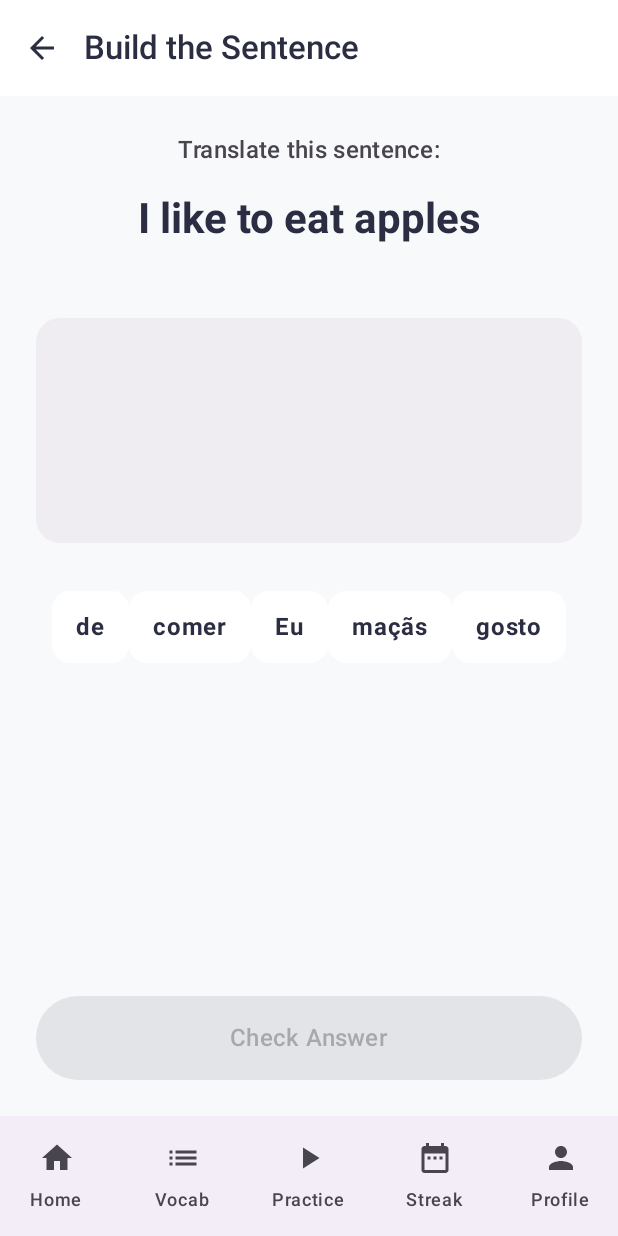
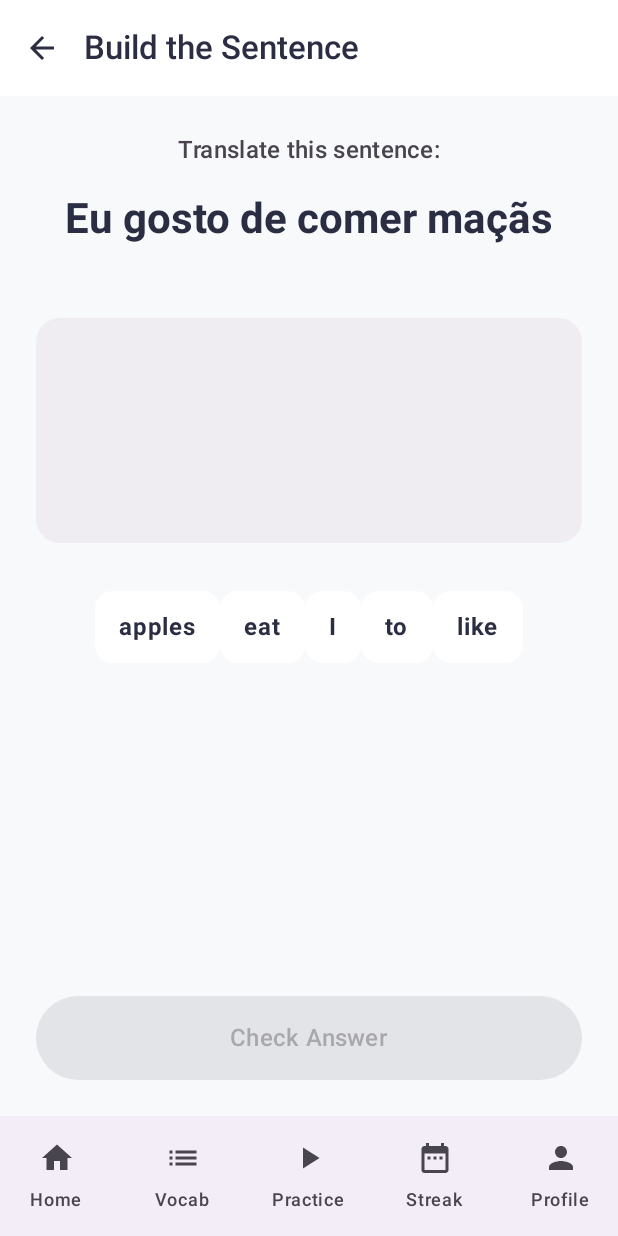
Before and after one commit to tktjoo/LingoLearn, an Android app built with Jetpack Compose: the SentenceBuildScreen screen opened through its navigation route, on a phone screen of 412 x 824 dp. Run offline under Robolectric (Android 15) with nearby library versions, the phone set to English and light mode, and no system bars; our stand-ins replace Dagger/Hilt's generated code, Room's generated code.

```diff
--- /dev/null
+++ b/app/src/main/java/com/linguaflow/app/domain/model/SentenceExercisesData.kt
@@ -0,0 +1,87 @@
+package com.linguaflow.app.domain.model
+
+data class SentenceExercise(
+    val targetSentence: String,
+    val translation: String,
+    val words: List<String>,
+    val languageCode: String
+)
+
+val globalSentenceExercises = listOf(
+    // EN - Inglês
+    SentenceExercise("I like to eat apples", "Eu gosto de comer maçãs", listOf("I", "like", "to", "eat", "apples"), "en"),
+    SentenceExercise("Where is the bathroom?", "Onde fica a casa de banho?", listOf("Where", "is", "the", "bathroom?"), "en"),
+    SentenceExercise("My name is John", "O meu nome é João", listOf("My", "name", "is", "John"), "en"),
+    SentenceExercise("How much does this cost?", "Quanto custa isto?", listOf("How", "much", "does", "this", "cost?"), "en"),
+    SentenceExercise("I would like a coffee", "Eu gostaria de um café", listOf("I", "would", "like", "a", "coffee"), "en"),
+
+    // ES - Espanhol
+    SentenceExercise("Me gusta comer manzanas", "Eu gosto de comer maçãs", listOf("Me", "gusta", "comer", "manzanas"), "es"),
+    SentenceExercise("¿Dónde está el baño?", "Onde fica a casa de banho?", listOf("¿Dónde", "está", "el", "baño?"), "es"),
+    SentenceExercise("Me llamo Juan", "O meu nome é João", listOf("Me", "llamo", "Juan"), "es"),
+    SentenceExercise("¿Cuánto cuesta esto?", "Quanto custa isto?", listOf("¿Cuánto", "cuesta", "esto?"), "es"),
+    SentenceExercise("Quisiera un café", "Eu gostaria de um café", listOf("Quisiera", "un", "café"), "es"),
+
+    // FR - Francês
+    SentenceExercise("J'aime manger des pommes", "Eu gosto de comer maçãs", listOf("J'aime", "manger", "des", "pommes"), "fr"),
+    SentenceExercise("Où sont les toilettes?", "Onde fica a casa de banho?", listOf("Où", "sont", "les", "toilettes?"), "fr"),
+    SentenceExercise("Je m'appelle Jean", "O meu nome é João", listOf("Je", "m'appelle", "Jean"), "fr"),
+    SentenceExercise("Combien ça coûte?", "Quanto custa isto?", listOf("Combien", "ça", "coûte?"), "fr"),
+    SentenceExercise("Je voudrais un café", "Eu gostaria de um café", listOf("Je", "voudrais", "un", "café"), "fr"),
+
+    // DE - Alemão
+    SentenceExercise("Ich esse gerne Äpfel", "Eu gosto de comer maçãs", listOf("Ich", "esse", "gerne", "Äpfel"), "de"),
+    SentenceExercise("Wo ist die Toilette?", "Onde fica a casa de banho?", listOf("Wo", "ist", "die", "Toilette?"), "de"),
+    SentenceExercise("Mein Name ist Johannes", "O meu nome é João", listOf("Mein", "Name", "ist", "Johannes"), "de"),
+    SentenceExercise("Wie viel kostet das?", "Quanto custa isto?", listOf("Wie", "viel", "kostet", "das?"), "de"),
+    SentenceExercise("Ich hätte gerne einen Kaffee", "Eu gostaria de um café", listOf("Ich", "hätte", "gerne", "einen", "Kaffee"), "de"),
+
+    // IT - Italiano
+    SentenceExercise("Mi piace mangiare le mele", "Eu gosto de comer maçãs", listOf("Mi", "piace", "mangiare", "le", "mele"), "it"),
+    SentenceExercise("Dov'è il bagno?", "Onde fica a casa de banho?", listOf("Dov'è", "il", "bagno?"), "it"),
+    SentenceExercise("Mi chiamo Giovanni", "O meu nome é João", listOf("Mi", "chiamo", "Giovanni"), "it"),
+    SentenceExercise("Quanto costa questo?", "Quanto custa isto?", listOf("Quanto", "costa", "questo?"), "it"),
+    SentenceExercise("Vorrei un caffè", "Eu gostaria de um café", listOf("Vorrei", "un", "caffè"), "it"),
+
+    // NL - Holandês
+    SentenceExercise("Ik eet graag appels", "Eu gosto de comer maçãs", listOf("Ik", "eet", "graag", "appels"), "nl"),
+    SentenceExercise("Waar is het toilet?", "Onde fica a casa de banho?", listOf("Waar", "is", "het", "toilet?"), "nl"),
+    SentenceExercise("Mijn naam is Jan", "O meu nome é João", listOf("Mijn", "naam", "is", "Jan"), "nl"),
+    SentenceExercise("Hoeveel kost dit?", "Quanto custa isto?", listOf("Hoeveel", "kost", "dit?"), "nl"),
+    SentenceExercise("Ik wil graag een koffie", "Eu gostaria de um café", listOf("Ik", "wil", "graag", "een", "koffie"), "nl"),
+
+    // KO - Coreano
+    SentenceExercise("저는 사과를 먹는 것을 좋아합니다", "Eu gosto de comer maçãs", listOf("저는", "사과를", "먹는", "것을", "좋아합니다"), "ko"),
+    SentenceExercise("화장실이 어디 있나요?", "Onde fica a casa de banho?", listOf("화장실이", "어디", "있나요?"), "ko"),
+    SentenceExercise("제 이름은 존입니다", "O meu nome é João", listOf("제", "이름은", "존입니다"), "ko"),
+
+    // JA - Japonês
+    SentenceExercise("りんごを食べるのが好きです", "Eu gosto de comer maçãs", listOf("りんごを", "食べるのが", "好きです"), "ja"),
+    SentenceExercise("トイレはどこですか？", "Onde fica a casa de banho?", listOf("トイレは", "どこですか？"), "ja"),
+    SentenceExercise("私の名前はジョンです", "O meu nome é João", listOf("私の名前は", "ジョンです"), "ja"),
+
+    // ZH - Chinês (Mandarim)
+    SentenceExercise("我喜欢吃苹果", "Eu gosto de comer maçãs", listOf("我", "喜欢", "吃", "苹果"), "zh"),
+    SentenceExercise("洗手间在哪里？", "Onde fica a casa de banho?", listOf("洗手间", "在", "哪里？"), "zh"),
+    SentenceExercise("我叫约翰", "O meu nome é João", listOf("我", "叫", "约翰"), "zh"),
+
+    // VI - Vietnamita
+    SentenceExercise("Tôi thích ăn táo", "Eu gosto de comer maçãs", listOf("Tôi", "thích", "ăn", "táo"), "vi"),
+    SentenceExercise("Phòng tắm ở đâu?", "Onde fica a casa de banho?", listOf("Phòng", "tắm", "ở", "đâu?"), "vi"),
+    SentenceExercise("Tên tôi là John", "O meu nome é João", listOf("Tên", "tôi", "là", "John"), "vi"),
+
+    // HI - Hindi
+    SentenceExercise("मुझे सेब खाना पसंद ہے", "Eu gosto de comer maçãs", listOf("मुझे", "सेब", "खाना", "पसंद", "है"), "hi"),
+    SentenceExercise("बाथरूम कहाँ है?", "Onde fica a casa de banho?", listOf("बाथरूम", "कहाँ", "है?"), "hi"),
+    SentenceExercise("मेरा नाम जॉन है", "O meu nome é João", listOf("मेरा", "नाम", "जॉन", "है"), "hi"),
+
+    // AR - Árabe
+    SentenceExercise("أحب أكل التفاح", "Eu gosto de comer maçãs", listOf("أحب", "أكل", "التفاح"), "ar"),
+    SentenceExercise("أين الحمام؟", "Onde fica a casa de banho?", listOf("أين", "الحمام؟"), "ar"),
+    SentenceExercise("اسمي جون", "O meu nome é João", listOf("اسمي", "جون"), "ar"),
+
+    // TH - Tailandês
+    SentenceExercise("ฉันชอบกินแอปเปิ้ล", "Eu gosto de comer maçãs", listOf("ฉัน", "ชอบ", "กิน", "แอปเปิ้ล"), "th"),
+    SentenceExercise("ห้องน้ำอยู่ที่ไหน?", "Onde fica a casa de banho?", listOf("ห้องน้ำ", "อยู่", "ที่ไหน?"), "th"),
+    SentenceExercise("ฉันชื่อจอห์น", "O meu nome é João", listOf("ฉัน", "ชื่อ", "จอห์น"), "th")
+)
--- a/app/src/main/java/com/linguaflow/app/ui/screens/practice/PracticeViewModel.kt
+++ b/app/src/main/java/com/linguaflow/app/ui/screens/practice/PracticeViewModel.kt
@@ -13,6 +13,8 @@ import kotlinx.coroutines.flow.MutableStateFlow
 import kotlinx.coroutines.flow.StateFlow
 import kotlinx.coroutines.flow.first
 import kotlinx.coroutines.flow.firstOrNull
+import kotlinx.coroutines.flow.SharingStarted
+import kotlinx.coroutines.flow.stateIn
 import kotlinx.coroutines.launch
 import javax.inject.Inject
 
@@ -35,11 +37,24 @@ class PracticeViewModel @Inject constructor(
     private val _flashcardUiState = MutableStateFlow<FlashcardUiState>(FlashcardUiState.Loading)
     val flashcardUiState: StateFlow<FlashcardUiState> = _flashcardUiState
 
+    val currentLanguage: StateFlow<String> = userPreferences.targetLanguageFlow
+        .stateIn(
+            scope = viewModelScope,
+            started = SharingStarted.WhileSubscribed(5000),
+            initialValue = "en"
+        )
+
     private var wordsList: List<VocabularyEntity> = emptyList()
     private var currentIndex = 0
 
     init {
         loadWords()
+    }
+
+    fun addXpForSentencePractice() {
+        viewModelScope.launch {
+            awardXP(15) // +15 XP for completing sentence exercise
+        }
     }
 
     private fun loadWords() {
--- a/app/src/main/java/com/linguaflow/app/ui/screens/practice/SentenceBuildScreen.kt
+++ b/app/src/main/java/com/linguaflow/app/ui/screens/practice/SentenceBuildScreen.kt
@@ -36,30 +36,54 @@ import androidx.compose.ui.graphics.Color
 import androidx.compose.ui.text.font.FontWeight
 import androidx.compose.ui.unit.dp
 import com.linguaflow.app.ui.theme.ErrorRed
+import androidx.compose.runtime.collectAsState
+import androidx.hilt.navigation.compose.hiltViewModel
+import com.linguaflow.app.domain.model.SentenceExercise
+import com.linguaflow.app.domain.model.globalSentenceExercises
 import com.linguaflow.app.ui.theme.PrimaryBlue
 import com.linguaflow.app.ui.theme.SuccessGreen
-
-data class SentenceExercise(
-    val targetSentence: String,
-    val translation: String,
-    val words: List<String>
-)
-
-val sampleExercises = listOf(
-    SentenceExercise("Eu gosto de comer maçãs", "I like to eat apples", listOf("Eu", "gosto", "maçãs", "comer", "de")),
-    SentenceExercise("Onde fica a casa de banho?", "Where is the bathroom?", listOf("fica", "Onde", "a", "casa", "banho?", "de"))
-)
 
 @OptIn(ExperimentalMaterial3Api::class, ExperimentalLayoutApi::class)
 @Composable
 fun SentenceBuildScreen(
-    onNavigateBack: () -> Unit
+    onNavigateBack: () -> Unit,
+    viewModel: PracticeViewModel = hiltViewModel()
 ) {
-    var currentExerciseIndex by remember { mutableStateOf(0) }
-    val exercise = sampleExercises[currentExerciseIndex]
+    val currentLanguage by viewModel.currentLanguage.collectAsState()
 
-    var selectedWords by remember(currentExerciseIndex) { mutableStateOf(listOf<String>()) }
-    var availableWords by remember(currentExerciseIndex) { mutableStateOf(exercise.words.shuffled()) }
+    // Filter exercises based on current selected learning language
+    val languageExercises = remember(currentLanguage) {
+        globalSentenceExercises.filter { it.languageCode == currentLanguage }
+    }
+
+    if (languageExercises.isEmpty()) {
+        Scaffold(
+            topBar = {
+                TopAppBar(
+                    title = { Text("Build the Sentence") },
+                    navigationIcon = {
+                        IconButton(onClick = onNavigateBack) {
+                            Icon(Icons.AutoMirrored.Filled.ArrowBack, contentDescription = "Back")
+                        }
+                    }
+                )
+            }
+        ) { padding ->
+            Box(modifier = Modifier.fillMaxSize().padding(padding), contentAlignment = Alignment.Center) {
+                Text(
+                    text = "Ainda não existem exercícios para esta língua.",
+                    color = MaterialTheme.colorScheme.onSurfaceVariant
+                )
+            }
+        }
+        return
+    }
+
+    var currentExerciseIndex by remember(currentLanguage) { mutableStateOf(0) }
+    val exercise = languageExercises[currentExerciseIndex]
+
+    var selectedWords by remember(exercise) { mutableStateOf(listOf<String>()) }
+    var availableWords by remember(exercise) { mutableStateOf(exercise.words.shuffled()) }
 
     var showResult by remember(currentExerciseIndex) { mutableStateOf(false) }
     var isCorrect by remember(currentExerciseIndex) { mutableStateOf(false) }
@@ -163,7 +187,7 @@ fun SentenceBuildScreen(
             Button(
                 onClick = {
                     if (showResult) {
-                        if (currentExerciseIndex < sampleExercises.size - 1) {
+                        if (currentExerciseIndex < languageExercises.size - 1) {
                             currentExerciseIndex++
                         } else {
                             onNavigateBack() // Completed all exercises
@@ -172,7 +196,9 @@ fun SentenceBuildScreen(
                         val currentSentence = selectedWords.joinToString(" ")
                         isCorrect = currentSentence.trim() == exercise.targetSentence.trim()
                         showResult = true
-                        // Here we could update Streak/XP in a real scenario
+                        if (isCorrect) {
+                            viewModel.addXpForSentencePractice()
+                        }
                     }
                 },
                 modifier = Modifier
--- a/app/src/main/java/com/linguaflow/app/ui/screens/vocabulary/AddVocabularyScreen.kt
+++ b/app/src/main/java/com/linguaflow/app/ui/screens/vocabulary/AddVocabularyScreen.kt
@@ -51,7 +51,7 @@ fun AddVocabularyScreen(
 
     var language by remember(targetLanguage) { mutableStateOf(targetLanguage) }
 
-    val languages = listOf("en" to "English", "es" to "Spanish", "fr" to "French", "de" to "German", "it" to "Italian")
+    val languages = com.linguaflow.app.domain.model.SupportedLanguages
     val categories = listOf("General", "Travel", "Food", "Business", "Family", "Health")
 
     var expandedLanguage by remember { mutableStateOf(false) }
```
Also changed, not shown: app/src/main/java/com/linguaflow/app/domain/model/SupportedLanguages.kt (added, +17 -0 lines), app/src/main/java/com/linguaflow/app/ui/screens/profile/ProfileScreen.kt (+3 -9 lines).
